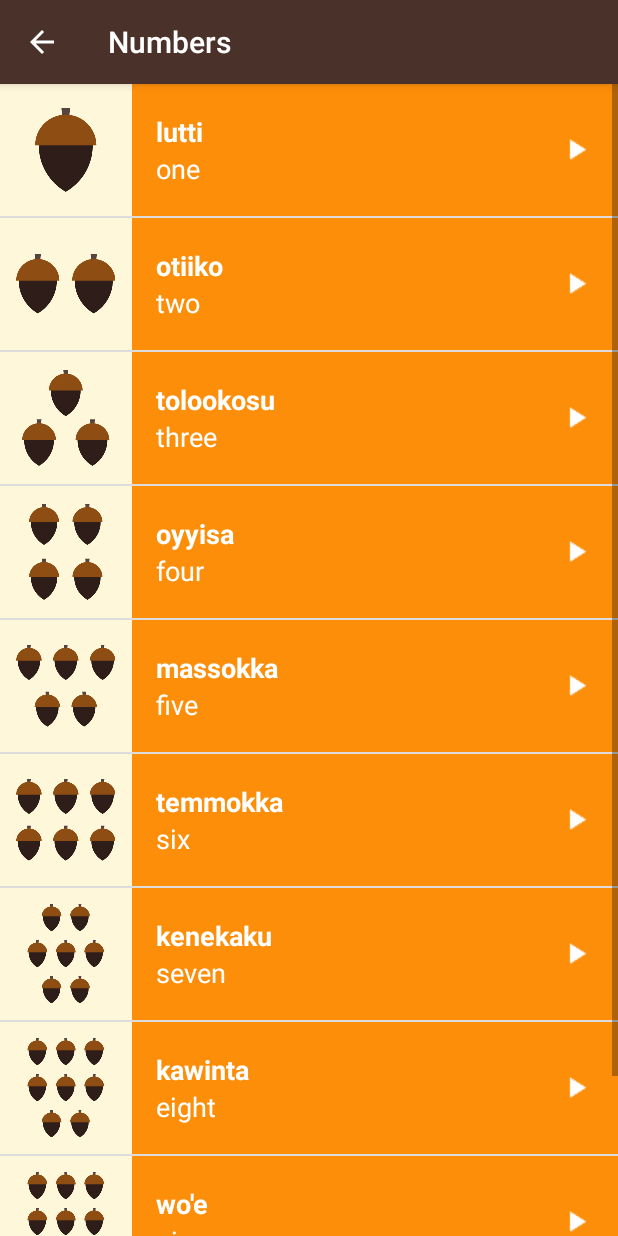
After one commit to baguiar428/Miwok-App, an Android app: the NumbersFragment screen opened directly, with no data from a screen before it, on a phone screen of 412 x 824 dp. The commit adds this screen. Run offline under Robolectric (Android 15) with nearby library versions, the phone set to English and light mode, and no system bars.

Commit message:
Refactored NumbersActivity into Fragment logic

```diff
--- /dev/null
+++ b/app/src/main/java/com/example/android/miwok/NumbersFragment.java
@@ -0,0 +1,139 @@
+package com.example.android.miwok;
+
+
+import android.content.Context;
+import android.media.AudioManager;
+import android.media.MediaPlayer;
+import android.os.Bundle;
+import android.support.annotation.Nullable;
+import android.support.v4.app.Fragment;
+import android.view.LayoutInflater;
+import android.view.View;
+import android.view.ViewGroup;
+import android.widget.AdapterView;
+import android.widget.ListView;
+import android.widget.TextView;
+
+import java.util.ArrayList;
+
+/**
+ * A simple {@link Fragment} subclass.
+ */
+public class NumbersFragment extends Fragment {
+
+    private MediaPlayer mMediaPlayer;
+
+    /* Global Variable that initializes AudioManager */
+    private AudioManager mAudioManager;
+
+    private AudioManager.OnAudioFocusChangeListener afChangeListener = new AudioManager.OnAudioFocusChangeListener() {
+        @Override
+        public void onAudioFocusChange(int focusChange) {
+            if (focusChange == AudioManager.AUDIOFOCUS_LOSS_TRANSIENT ||
+                    focusChange == AudioManager.AUDIOFOCUS_LOSS_TRANSIENT_CAN_DUCK) {
+                //Pause Playback
+                mMediaPlayer.pause();
+                mMediaPlayer.seekTo(0);
+            } else if (focusChange == AudioManager.AUDIOFOCUS_GAIN) {
+                //Resume PlayBack
+                mMediaPlayer.start();
+
+            } else if (focusChange == AudioManager.AUDIOFOCUS_LOSS) {
+                releaseMediaPlayer();
+            }
+        }
+    };
+
+    private MediaPlayer.OnCompletionListener mCompletionListener = new MediaPlayer.OnCompletionListener() {
+        @Override
+        public void onCompletion(MediaPlayer mediaPlayer) {
+            releaseMediaPlayer();
+        }
+    };
+
+    public NumbersFragment() {
+        // Required empty public constructor
+    }
+
+
+    @Override
+    public View onCreateView(LayoutInflater inflater, ViewGroup container,
+                             Bundle savedInstanceState) {
+        View rootView = inflater.inflate(R.layout.word_list, container, false);
+
+        //Create and setup AudioManager to request Audio Focus
+        mAudioManager = (AudioManager) getActivity().getSystemService(Context.AUDIO_SERVICE);
+
+        final ArrayList<Word> words = new ArrayList<Word>();
+
+        words.add(new Word("one", "lutti", R.drawable.number_one, R.raw.number_one));
+        words.add(new Word("two", "otiiko", R.drawable.number_two, R.raw.number_two));
+        words.add(new Word("three", "tolookosu", R.drawable.number_three, R.raw.number_three));
+        words.add(new Word("four", "oyyisa", R.drawable.number_four, R.raw.number_four));
+        words.add(new Word("five", "massokka", R.drawable.number_five, R.raw.number_five));
+        words.add(new Word("six", "temmokka", R.drawable.number_six, R.raw.number_six));
+        words.add(new Word("seven", "kenekaku", R.drawable.number_seven, R.raw.number_seven));
+        words.add(new Word("eight", "kawinta", R.drawable.number_eight, R.raw.number_eight));
+        words.add(new Word("nine", "wo'e", R.drawable.number_nine, R.raw.number_nine));
+        words.add(new Word("ten", "na'aacha", R.drawable.number_ten, R.raw.number_ten));
+
+        WordAdapter adapter = new WordAdapter(getActivity(), words, R.color.category_numbers);
+
+        ListView listView = (ListView) rootView.findViewById(R.id.list);
+
+        listView.setAdapter(adapter);
+
+        listView.setOnItemClickListener(new AdapterView.OnItemClickListener() {
+            @Override
+            public void onItemClick(AdapterView<?> adapterView, View view, int position, long l) {
+                Word word = words.get(position);
+                releaseMediaPlayer();
+
+                // Request audio focus for playback
+                int result = mAudioManager.requestAudioFocus(afChangeListener,
+                        // Use the music stream.
+                        AudioManager.STREAM_MUSIC,
+                        // Request permanent focus.
+                        AudioManager.AUDIOFOCUS_GAIN_TRANSIENT);
+
+                if (result == AudioManager.AUDIOFOCUS_REQUEST_GRANTED) {
+                    // We have audiofocus now
+
+                    mMediaPlayer = MediaPlayer.create(getActivity(), word.getAudioResourceId());
+                    mMediaPlayer.start();
+                    mMediaPlayer.setOnCompletionListener(mCompletionListener);
+                }
+
+            }
+        });
+
+        return rootView;
+    }
+
+    @Override
+    public void onStop() {
+        super.onStop();
+        releaseMediaPlayer();
+    }
+
+    /**
+     * Clean up the media player by releasing its resources.
+     */
+    private void releaseMediaPlayer() {
+        // If the media player is not null, then it may be currently playing a sound.
+        if (mMediaPlayer != null) {
+            // Regardless of the current state of the media player, release its resources
+            // because we no longer need it.
+            mMediaPlayer.release();
+
+            // Set the media player back to null. For our code, we've decided that
+            // setting the media player to null is an easy way to tell that the media player
+            // is not configured to play an audio file at the moment.
+            mMediaPlayer = null;
+
+            //Abandon AudioFocus inside this Helper Method because it would be required everything where releaseMediaPlayer is called
+            mAudioManager.abandonAudioFocus(afChangeListener);
+        }
+    }
+
+}
--- /dev/null
+++ b/app/src/main/res/layout/activity_category.xml
@@ -0,0 +1,6 @@
+<?xml version="1.0" encoding="utf-8"?>
+<LinearLayout xmlns:android="http://schemas.android.com/apk/res/android"
+    android:id="@+id/container"
+    android:layout_width="match_parent"
+    android:layout_height="match_parent"
+    android:orientation="vertical"/>
--- a/app/src/main/res/values/strings.xml
+++ b/app/src/main/res/values/strings.xml
@@ -27,4 +27,7 @@
 
     <!-- Category name for the vocabulary words for family members [CHAR LIMIT=20] -->
     <string name="category_family">Family Members</string>
+
+    <!-- TODO: Remove or change this placeholder text -->
+    <string name="hello_blank_fragment">Hello blank fragment</string>
 </resources>
```
Also changed, not shown: app/src/main/java/com/example/android/miwok/NumbersActivity.java (+4 -112 lines).
